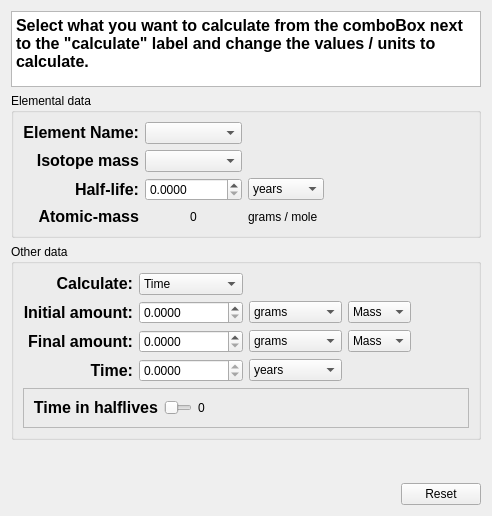
Qt form src/calculator/nuclearCalculator.ui (KDE/kalzium) before a commit.
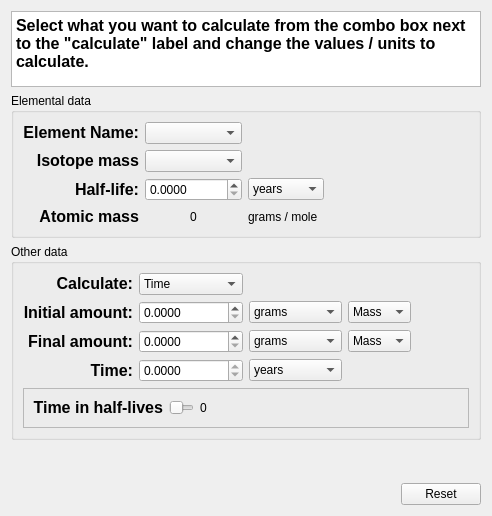
The same form after that commit. Custom widgets are drawn as their Qt base class.

Diff of the .ui file:
```diff
--- a/src/calculator/nuclearCalculator.ui
+++ b/src/calculator/nuclearCalculator.ui
@@ -27,7 +27,7 @@
 &lt;html&gt;&lt;head&gt;&lt;meta name=&quot;qrichtext&quot; content=&quot;1&quot; /&gt;&lt;style type=&quot;text/css&quot;&gt;
 p, li { white-space: pre-wrap; }
 &lt;/style&gt;&lt;/head&gt;&lt;body style=&quot; font-family:'DejaVu Sans'; font-size:9pt; font-weight:400; font-style:normal;&quot;&gt;
-&lt;p style=&quot; margin-top:0px; margin-bottom:0px; margin-left:0px; margin-right:0px; -qt-block-indent:0; text-indent:0px;&quot;&gt;&lt;span style=&quot; font-size:12pt; font-weight:600;&quot;&gt;Select what you want to calculate from the comboBox next to the &quot;calculate&quot; label and change the values / units to calculate.&lt;/span&gt;&lt;/p&gt;&lt;/body&gt;&lt;/html&gt;</string>
+&lt;p style=&quot; margin-top:0px; margin-bottom:0px; margin-left:0px; margin-right:0px; -qt-block-indent:0; text-indent:0px;&quot;&gt;&lt;span style=&quot; font-size:12pt; font-weight:600;&quot;&gt;Select what you want to calculate from the combo box next to the &quot;calculate&quot; label and change the values / units to calculate.&lt;/span&gt;&lt;/p&gt;&lt;/body&gt;&lt;/html&gt;</string>
      </property>
     </widget>
    </item>
@@ -191,7 +191,7 @@
 &lt;html&gt;&lt;head&gt;&lt;meta name=&quot;qrichtext&quot; content=&quot;1&quot; /&gt;&lt;style type=&quot;text/css&quot;&gt;
 p, li { white-space: pre-wrap; }
 &lt;/style&gt;&lt;/head&gt;&lt;body style=&quot; font-family:'DejaVu Sans'; font-size:9pt; font-weight:400; font-style:normal;&quot;&gt;
-&lt;p style=&quot; margin-top:0px; margin-bottom:0px; margin-left:0px; margin-right:0px; -qt-block-indent:0; text-indent:0px;&quot;&gt;&lt;span style=&quot; font-size:12pt; font-weight:600;&quot;&gt;Atomic-mass&lt;/span&gt;&lt;/p&gt;&lt;/body&gt;&lt;/html&gt;</string>
+&lt;p style=&quot; margin-top:0px; margin-bottom:0px; margin-left:0px; margin-right:0px; -qt-block-indent:0; text-indent:0px;&quot;&gt;&lt;span style=&quot; font-size:12pt; font-weight:600;&quot;&gt;Atomic mass&lt;/span&gt;&lt;/p&gt;&lt;/body&gt;&lt;/html&gt;</string>
         </property>
         <property name="alignment">
          <set>Qt::AlignRight|Qt::AlignTrailing|Qt::AlignVCenter</set>
@@ -605,7 +605,7 @@
 &lt;html&gt;&lt;head&gt;&lt;meta name=&quot;qrichtext&quot; content=&quot;1&quot; /&gt;&lt;style type=&quot;text/css&quot;&gt;
 p, li { white-space: pre-wrap; }
 &lt;/style&gt;&lt;/head&gt;&lt;body style=&quot; font-family:'DejaVu Sans'; font-size:9pt; font-weight:400; font-style:normal;&quot;&gt;
-&lt;p style=&quot; margin-top:0px; margin-bottom:0px; margin-left:0px; margin-right:0px; -qt-block-indent:0; text-indent:0px;&quot;&gt;&lt;span style=&quot; font-size:12pt; font-weight:600;&quot;&gt;Time in halflives&lt;/span&gt;&lt;/p&gt;&lt;/body&gt;&lt;/html&gt;</string>
+&lt;p style=&quot; margin-top:0px; margin-bottom:0px; margin-left:0px; margin-right:0px; -qt-block-indent:0; text-indent:0px;&quot;&gt;&lt;span style=&quot; font-size:12pt; font-weight:600;&quot;&gt;Time in half-lives&lt;/span&gt;&lt;/p&gt;&lt;/body&gt;&lt;/html&gt;</string>
            </property>
            <property name="alignment">
             <set>Qt::AlignRight|Qt::AlignTrailing|Qt::AlignVCenter</set>
```
Left out of the diff: 30 changed lines with no effect on the pictures.
